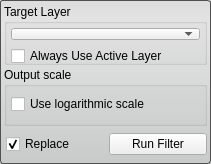
First picture: the form in Interface/ToolInterface/ConnectedComponentSizeFilterInterface.ui, repository jessdtate/Seg3D, before the edit.
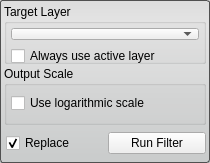
Second picture: the form after the edit. Custom widgets are drawn as their Qt base class.

Commit message: fixed Threshold Tool: Move "Create Threshold Layer" button to b... fixed Tools/Filters: Inconsistent capitalization for groupboxes fixed Tools/Filters: Inconsistent capitalization for checkboxes

The edit to the form file:
```diff
--- a/Interface/ToolInterface/ConnectedComponentSizeFilterInterface.ui
+++ b/Interface/ToolInterface/ConnectedComponentSizeFilterInterface.ui
@@ -6,8 +6,8 @@
    <rect>
     <x>0</x>
     <y>0</y>
-    <width>211</width>
-    <height>164</height>
+    <width>210</width>
+    <height>163</height>
    </rect>
   </property>
   <property name="sizePolicy">
@@ -82,7 +82,7 @@
          <item>
           <widget class="QCheckBox" name="use_active_layer_">
            <property name="text">
-            <string>Always Use Active Layer</string>
+            <string>Always use active layer</string>
            </property>
           </widget>
          </item>
@@ -95,7 +95,7 @@
    <item>
     <widget class="QGroupBox" name="groupBox">
      <property name="title">
-      <string>Output scale</string>
+      <string>Output Scale</string>
      </property>
      <layout class="QVBoxLayout" name="verticalLayout_2">
       <property name="leftMargin">
```
The commit also changes 52 other files.
